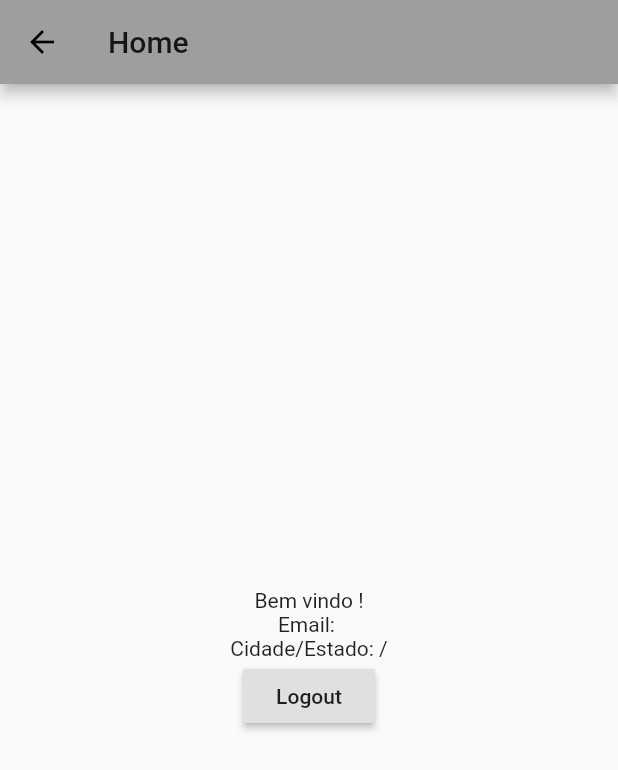
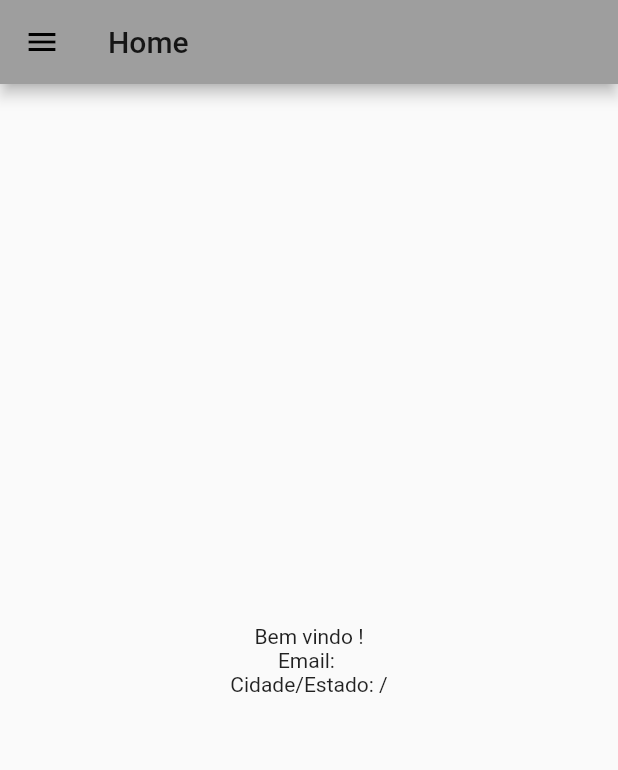
Before and after one commit to rcaziraghi/MobileAppWaterStuff, a Flutter app: the MyHomePage screen opened directly with empty values, on a phone screen of 412 x 824 dp. Shown: the top 770 px of the screen. Run offline on Flutter 3.47's test engine with Material 2 defaults, Android fonts, the phone set to English and light mode, and no system bars; our stand-ins replace flutter_dotenv, shared_preferences; accounts and stored records are empty.

Commit message:
Ajustes do login.

```diff
--- a/lib/modelos/erroApi.dart
+++ b/lib/modelos/erroApi.dart
@@ -9,12 +9,12 @@ class ErroApi {
   set erro(String erro) => _erro = erro;
 
   ErroApi.fromJson(Map<String, dynamic> json) {
-    _erro = json['error'];
+    _erro = json['message'];
   }
 
   Map<String, dynamic> toJson() {
     final Map<String, dynamic> data = new Map<String, dynamic>();
-    data['error'] = this._erro;
+    data['message'] = this._erro;
     return data;
   }
 }
--- a/lib/telas/home.dart
+++ b/lib/telas/home.dart
@@ -34,12 +34,45 @@ class _MyHomePageState extends State<MyHomePage> {
             Text("Bem vindo " + args.nomeCompleto + "!"),
             Text("Email: " + args.email),
             Text("Cidade/Estado: " + args.cidade + "/" + args.siglaEstado),
-              RaisedButton(
-                onPressed: _handleLogout,
-                child: Text("Logout"),
-              )
+            // RaisedButton(
+            //   onPressed: _handleLogout,
+            //   child: Text("Logout"),
+            // )
           ],
         ),
-        ));
+      ),
+      drawer: Drawer(
+        child: ListView(
+          // Important: Remove any padding from the ListView.
+          padding: EdgeInsets.zero,
+          children: <Widget>[
+            DrawerHeader(
+              child: Text('Usuario: ' + args.nomeCompleto),
+              decoration: BoxDecoration(
+                color: Colors.grey,
+              ),
+            ),
+            ListTile(
+              title: Text('Perfil'),
+              onTap: () {
+                // Update the state of the app
+                // ...
+                // Then close the drawer
+                Navigator.pop(context);
+              },
+            ),
+            ListTile(
+              title: Text('Logout'),
+              onTap: () {
+                // Update the state of the app
+                _handleLogout();
+                // Then close the drawer
+                Navigator.pop(context);
+              },
+            ),
+          ],
+        ),
+      ),
+    );
   }
 }
```
Also changed, not shown: lib/landing.dart (+0 -11 lines), 1 other file. Lines whose indentation alone changed are shown as unchanged.
